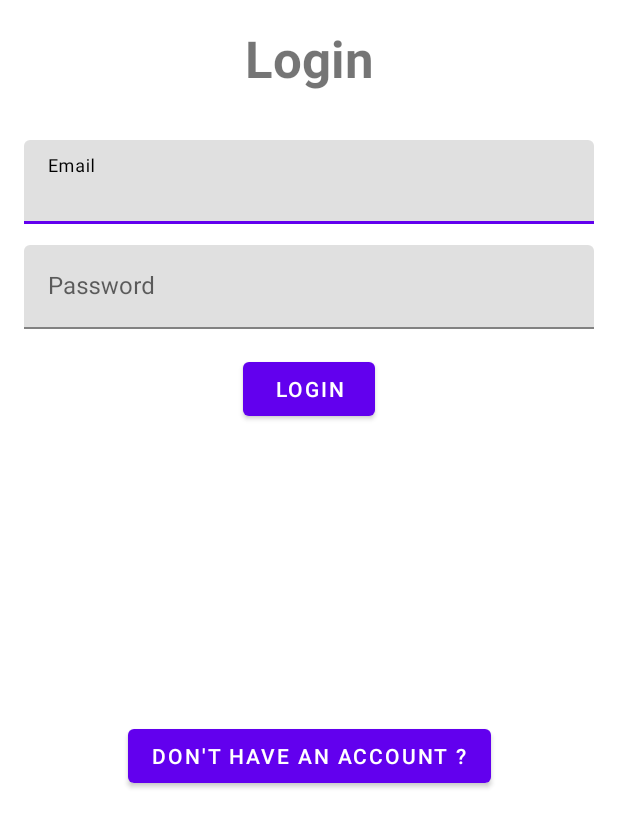
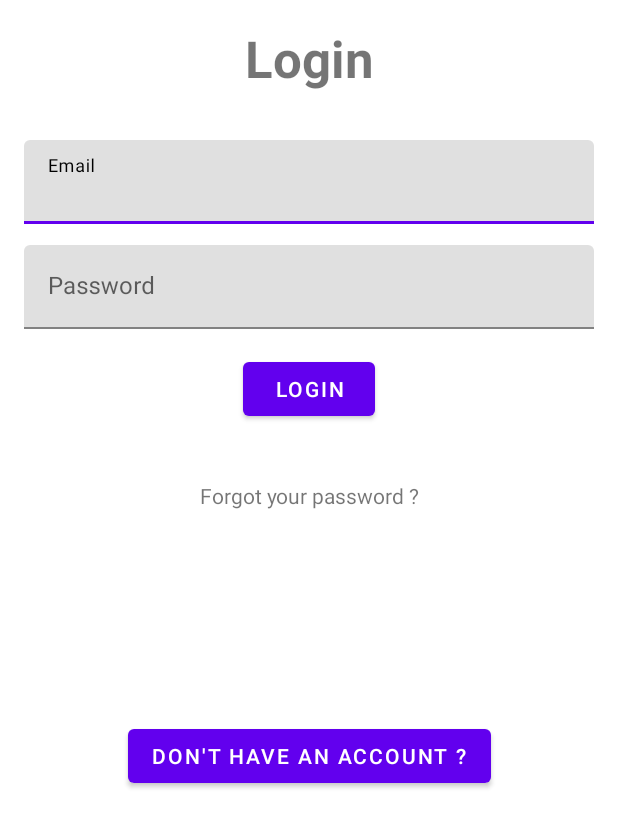
Before and after one commit to AlexandreDeluc/Tier-chaser, an Android app: the screen it shows after launch (LoginActivity), on a phone screen of 412 x 824 dp, the part 396-1236 px from its top. Run offline under Robolectric (Android 15) with nearby library versions, the phone set to English and light mode, and no system bars; our stand-ins replace Firebase (no records; nobody signed in at launch, a user with empty details on screens opened directly).

Commit message:
Forgot Password

```diff
--- a/app/src/main/res/layout/activity_login.xml
+++ b/app/src/main/res/layout/activity_login.xml
@@ -86,6 +86,16 @@
         app:layout_constraintEnd_toEndOf="parent"
         app:layout_constraintStart_toStartOf="parent" />
 
+    <TextView
+        android:id="@+id/forgotPassword"
+        android:layout_width="wrap_content"
+        android:layout_height="30dp"
+        android:layout_marginTop="32dp"
+        android:gravity="center"
+        android:text="@string/forgotPassword"
+        app:layout_constraintEnd_toEndOf="parent"
+        app:layout_constraintStart_toStartOf="parent"
+        app:layout_constraintTop_toBottomOf="@+id/loginBtn" />
 
 
 </androidx.constraintlayout.widget.ConstraintLayout>
--- a/app/src/main/res/values/strings.xml
+++ b/app/src/main/res/values/strings.xml
@@ -22,6 +22,7 @@
 
     <string name="loginTitle">Login</string>
     <string name="noAccountBtn">Don\'t have an account ?</string>
+    <string name="forgotPassword">Forgot your password ?</string>
 
     // Verification
 
```
Also changed, not shown: app/src/main/java/fr/isen/deluc/tierchaser/HomeActivity.kt (+20 -8 lines), app/src/main/java/fr/isen/deluc/tierchaser/LoginActivity.kt (+16 -0 lines), app/src/main/res/layout/activity_home.xml (+0 -19 lines), app/src/main/res/menu/menu_logout.xml (added, +11 -0 lines), app/src/main/res/drawable/account.png (added), app/src/main/res/drawable/logout.png (added).
